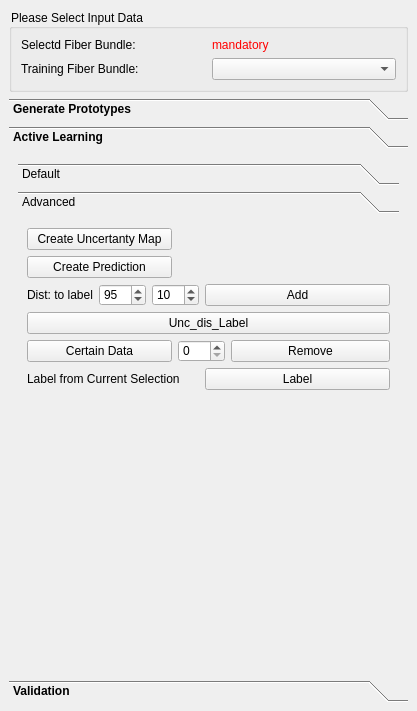
Old version of the form Plugins/org.mitk.gui.qt.diffusionimaging.fiberprocessing/src/internal/QmitkInteractiveFiberDissectionViewControls.ui in the repository MIC-DKFZ/MITK-Diffusion.
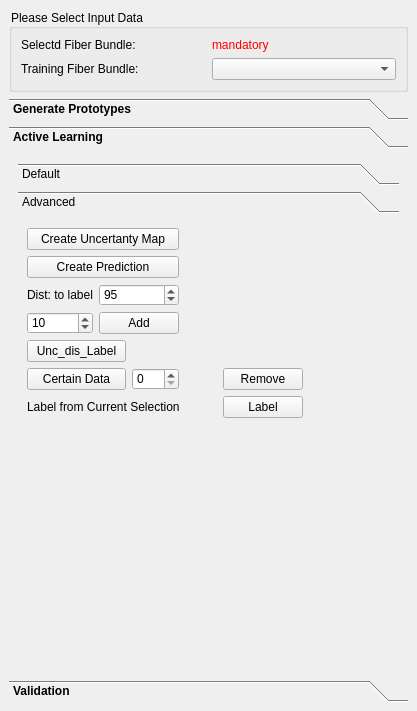
New version of the form. The open tabs and pages were chosen to show the change. Icons and pictures are not drawn. Custom widgets are drawn as their Qt base class.

Commit message: Distance + uncertainy sampling now default. Fixed bug with training data.

What changed in the file:
```diff
--- a/Plugins/org.mitk.gui.qt.diffusionimaging.fiberprocessing/src/internal/QmitkInteractiveFiberDissectionViewControls.ui
+++ b/Plugins/org.mitk.gui.qt.diffusionimaging.fiberprocessing/src/internal/QmitkInteractiveFiberDissectionViewControls.ui
@@ -359,7 +359,7 @@
             </widget>
            </item>
            <item row="8" column="5">
-            <widget class="QPushButton" name="m_unclabelingBrush">
+            <widget class="QPushButton" name="m_distlabelingBrush">
              <property name="maximumSize">
               <size>
                <width>30</width>
@@ -506,7 +506,7 @@
             </widget>
            </item>
            <item row="8" column="2" colspan="2">
-            <widget class="QPushButton" name="m_AddUncertainFibers">
+            <widget class="QPushButton" name="m_AddDistanceFibers">
              <property name="text">
               <string>Add </string>
              </property>
@@ -592,7 +592,7 @@
             </spacer>
            </item>
            <item row="8" column="4">
-            <widget class="QPushButton" name="m_unclabeling">
+            <widget class="QPushButton" name="m_distlabeling">
              <property name="maximumSize">
               <size>
                <width>30</width>
@@ -625,32 +625,45 @@
             <x>0</x>
             <y>0</y>
             <width>381</width>
-            <height>244</height>
+            <height>249</height>
            </rect>
           </property>
           <attribute name="label">
            <string>Advanced</string>
           </attribute>
-          <layout class="QGridLayout" name="gridLayout_30">
-           <item row="6" column="4" colspan="2">
-            <widget class="QPushButton" name="m_sellabeling">
+          <layout class="QGridLayout" name="gridLayout_2">
+           <item row="6" column="0" colspan="6">
+            <widget class="QLabel" name="label_37">
              <property name="text">
-              <string>Label</string>
+              <string>Label from Current Selection</string>
              </property>
             </widget>
            </item>
-           <item row="7" column="3">
-            <spacer name="verticalSpacer_6">
-             <property name="orientation">
-              <enum>Qt::Vertical</enum>
+           <item row="4" column="2">
+            <widget class="QPushButton" name="m_unclabeling">
+             <property name="maximumSize">
+              <size>
+               <width>30</width>
+               <height>30</height>
+              </size>
              </property>
-             <property name="sizeHint" stdset="0">
+             <property name="text">
+              <string/>
+             </property>
+             <property name="icon">
+              <iconset>
+               <normaloff>:/org.mitk.gui.qt.diffusionimaging.fiberprocessing/resources/eraze.png</normaloff>:/org.mitk.gui.qt.diffusionimaging.fiberprocessing/resources/eraze.png</iconset>
+             </property>
+             <property name="iconSize">
               <size>
-               <width>20</width>
-               <height>40</height>
+               <width>32</width>
+               <height>32</height>
               </size>
              </property>
-            </spacer>
+             <property name="flat">
+              <bool>true</bool>
+             </property>
+            </widget>
            </item>
            <item row="2" column="0">
             <widget class="QLabel" name="label_9">
@@ -659,7 +672,14 @@
              </property>
             </widget>
            </item>
-           <item row="0" column="5">
+           <item row="5" column="0" colspan="2">
+            <widget class="QPushButton" name="m_certainData">
+             <property name="text">
+              <string>Certain Data</string>
+             </property>
+            </widget>
+           </item>
+           <item row="0" column="7">
             <spacer name="horizontalSpacer">
              <property name="orientation">
               <enum>Qt::Horizontal</enum>
@@ -672,55 +692,6 @@
              </property>
             </spacer>
            </item>
-           <item row="5" column="3" colspan="2">
-            <widget class="QSpinBox" name="spinBox_2">
-             <property name="maximum">
-              <number>100</number>
-             </property>
-            </widget>
-           </item>
-           <item row="3" column="0" colspan="6">
-            <widget class="QPushButton" name="m_distlabeling">
-             <property name="text">
-              <string>Unc_dis_Label</string>
-             </property>
-            </widget>
-           </item>
-           <item row="5" column="0" colspan="3">
-            <widget class="QPushButton" name="m_certainData">
-             <property name="text">
-              <string>Certain Data</string>
-             </property>
-            </widget>
-           </item>
-           <item row="6" column="0" colspan="4">
-            <widget class="QLabel" name="label_37">
-             <property name="text">
-              <string>Label from Current Selection</string>
-             </property>
-            </widget>
-           </item>
-           <item row="2" column="4" colspan="2">
-            <widget class="QPushButton" name="m_AddDistanceFibers">
-             <property name="text">
-              <string>Add</string>
-             </property>
-            </widget>
-           </item>
-           <item row="0" column="0" colspan="3">
-            <widget class="QPushButton" name="m_CreateUncertantyMap">
-             <property name="text">
-              <string>Create Uncertanty Map</string>
-             </property>
-            </widget>
-           </item>
-           <item row="5" column="5">
-            <widget class="QPushButton" name="m_RemoveCertainData">
-             <property name="text">
-              <string>Remove</string>
-             </property>
-            </widget>
-           </item>
            <item row="1" column="0" colspan="3">
             <widget class="QPushButton" name="m_CreatePrediction">
              <property name="text">
@@ -728,23 +699,20 @@
              </property>
             </widget>
            </item>
-           <item row="2" column="2" colspan="2">
-            <widget class="QSpinBox" name="m_NumRandomFibers2">
-             <property name="enabled">
-              <bool>true</bool>
+           <item row="7" column="5">
+            <spacer name="verticalSpacer_6">
+             <property name="orientation">
+              <enum>Qt::Vertical</enum>
              </property>
-             <property name="minimum">
-              <number>1</number>
+             <property name="sizeHint" stdset="0">
+              <size>
+               <width>20</width>
+               <height>40</height>
+              </size>
              </property>
-             <property name="maximum">
-              <number>500</number>
-             </property>
-             <property name="value">
-              <number>10</number>
-             </property>
-            </widget>
+            </spacer>
            </item>
-           <item row="2" column="1">
+           <item row="2" column="1" colspan="2">
             <widget class="QSpinBox" name="m_subsetfft">
              <property name="maximum">
               <number>100</number>
@@ -754,6 +722,64 @@
              </property>
             </widget>
            </item>
+           <item row="4" column="0" colspan="2">
+            <widget class="QPushButton" name="m_unclabelingBrush">
+             <property name="text">
+              <string>Unc_dis_Label</string>
+             </property>
+            </widget>
+           </item>
+           <item row="3" column="0">
+            <widget class="QSpinBox" name="m_NumRandomFibers2">
+             <property name="enabled">
+              <bool>true</bool>
+             </property>
+             <property name="minimum">
+              <number>1</number>
+             </property>
+             <property name="maximum">
+              <number>500</number>
+             </property>
+             <property name="value">
+              <number>10</number>
+             </property>
+            </widget>
+           </item>
+           <item row="5" column="2">
+            <widget class="QSpinBox" name="spinBox_2">
+             <property name="maximum">
+              <number>100</number>
+             </property>
+            </widget>
+           </item>
+           <item row="5" column="6">
+            <widget class="QPushButton" name="m_RemoveCertainData">
+             <property name="text">
+              <string>Remove</string>
+             </property>
+            </widget>
+           </item>
+           <item row="6" column="6">
+            <widget class="QPushButton" name="m_sellabeling">
+             <property name="text">
+              <string>Label</string>
+             </property>
+            </widget>
+           </item>
+           <item row="0" column="0" colspan="3">
+            <widget class="QPushButton" name="m_CreateUncertantyMap">
+             <property name="text">
+              <string>Create Uncertanty Map</string>
+             </property>
+            </widget>
+           </item>
+           <item row="3" column="1" colspan="2">
+            <widget class="QPushButton" name="m_AddUncertainFibers">
+             <property name="text">
+              <string>Add</string>
+             </property>
+            </widget>
+           </item>
           </layout>
          </widget>
         </widget>
```
Left out of the diff: 6 changed lines with no effect on the pictures. The commit also changes 3 other files.
